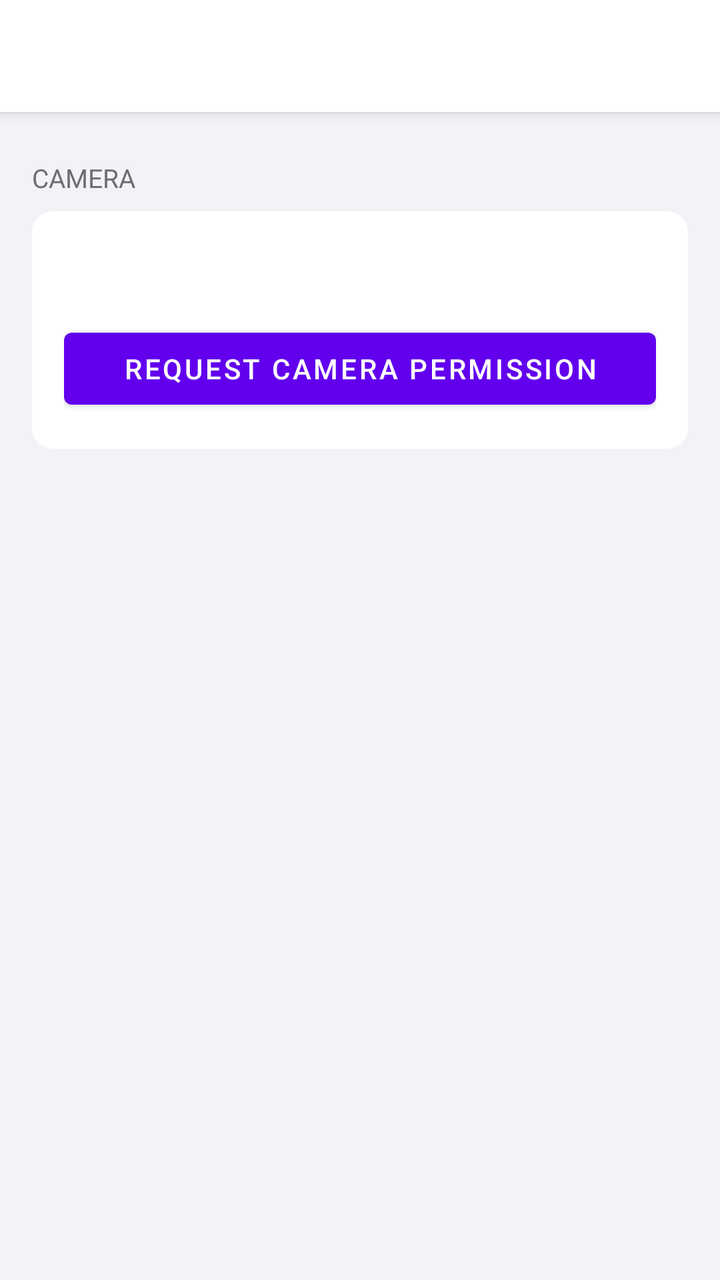
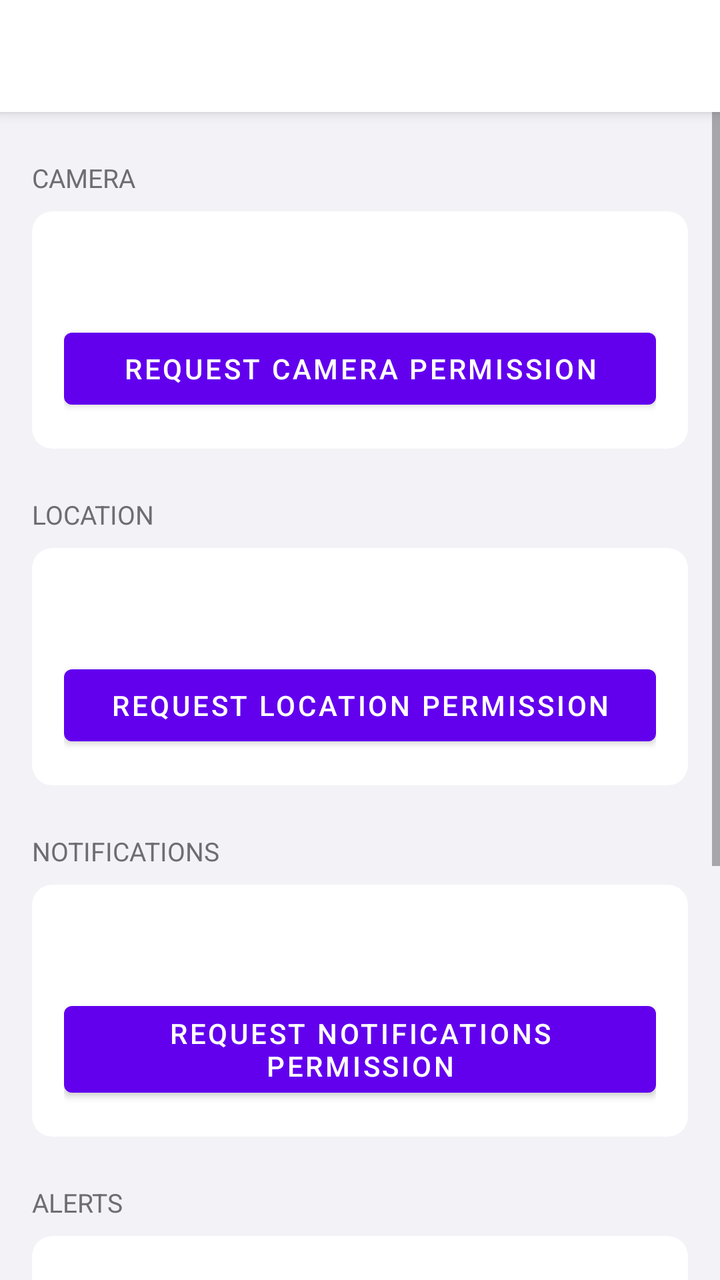

Before-and-after screenshots of an Android layout around one commit, followed by the original layout XML and the change that was made.
<!-- AndroidManifest.xml: application theme Theme.Playground -->
<!-- res/layout/activity_permissions.xml -->
<?xml version="1.0" encoding="utf-8"?>
<androidx.coordinatorlayout.widget.CoordinatorLayout
    xmlns:android="http://schemas.android.com/apk/res/android"
    xmlns:app="http://schemas.android.com/apk/res-auto"
    android:layout_width="match_parent"
    android:layout_height="match_parent"
    android:fitsSystemWindows="true">

    <com.google.android.material.appbar.AppBarLayout
        android:layout_width="match_parent"
        android:layout_height="wrap_content"
        android:fitsSystemWindows="true">
        <com.google.android.material.appbar.MaterialToolbar
            android:id="@+id/toolbar"
            android:layout_width="match_parent"
            android:layout_height="?attr/actionBarSize"
            style="@style/Widget.Playground.Toolbar" />
    </com.google.android.material.appbar.AppBarLayout>

    <ScrollView
        android:layout_width="match_parent"
        android:layout_height="match_parent"
        android:background="#F2F2F7"
        app:layout_behavior="@string/appbar_scrolling_view_behavior">

        <LinearLayout
            android:layout_width="match_parent"
            android:layout_height="wrap_content"
            android:orientation="vertical"
            android:paddingStart="16dp"
            android:paddingEnd="16dp"
            android:paddingBottom="32dp">

            <TextView
                android:layout_width="match_parent"
                android:layout_height="wrap_content"
                android:text="Camera"
                android:textSize="13sp"
                android:textColor="#6D6D72"
                android:textAllCaps="true"
                android:paddingTop="24dp"
                android:paddingBottom="8dp" />

            <androidx.cardview.widget.CardView
                android:layout_width="match_parent"
                android:layout_height="wrap_content"
                app:cardCornerRadius="10dp"
                app:cardElevation="0dp"
                app:cardBackgroundColor="#FFFFFF">

                <LinearLayout
                    android:layout_width="match_parent"
                    android:layout_height="wrap_content"
                    android:orientation="vertical"
                    android:padding="16dp">

                    <TextView
                        android:id="@+id/camera_permission_status"
                        android:layout_width="match_parent"
                        android:layout_height="wrap_content"
                        android:textSize="17sp"
                        android:textColor="#000000"
                        android:paddingBottom="16dp"
                        android:contentDescription="camera_permission_status" />

                    <Button
                        android:id="@+id/request_camera_permission_button"
                        android:layout_width="match_parent"
                        android:layout_height="wrap_content"
                        android:text="Request Camera Permission"
                        android:contentDescription="request_camera_permission_button" />

                </LinearLayout>
            </androidx.cardview.widget.CardView>

        </LinearLayout>
    </ScrollView>

</androidx.coordinatorlayout.widget.CoordinatorLayout>
<!-- resources referenced by this layout -->
<resources>
  <style name="Widget.Playground.Toolbar" parent="Widget.MaterialComponents.Toolbar">
          <item name="android:background">?attr/colorSurface</item>
      </style>
  <style name="Theme.Playground" parent="Theme.MaterialComponents.Light.NoActionBar" />
</resources>

<!-- the commit's change to res/layout/activity_permissions.xml (unified diff, before → after) -->
@@ -73,6 +73,160 @@
                 </LinearLayout>
             </androidx.cardview.widget.CardView>
 
+            <TextView
+                android:layout_width="match_parent"
+                android:layout_height="wrap_content"
+                android:text="Location"
+                android:textSize="13sp"
+                android:textColor="#6D6D72"
+                android:textAllCaps="true"
+                android:paddingTop="24dp"
+                android:paddingBottom="8dp" />
+
+            <androidx.cardview.widget.CardView
+                android:layout_width="match_parent"
+                android:layout_height="wrap_content"
+                app:cardCornerRadius="10dp"
+                app:cardElevation="0dp"
+                app:cardBackgroundColor="#FFFFFF">
+
+                <LinearLayout
+                    android:layout_width="match_parent"
+                    android:layout_height="wrap_content"
+                    android:orientation="vertical"
+                    android:padding="16dp">
+
+                    <TextView
+                        android:id="@+id/location_permission_status"
+                        android:layout_width="match_parent"
+                        android:layout_height="wrap_content"
+                        android:textSize="17sp"
+                        android:textColor="#000000"
+                        android:paddingBottom="16dp"
+                        android:contentDescription="location_permission_status" />
+
+                    <Button
+                        android:id="@+id/request_location_permission_button"
+                        android:layout_width="match_parent"
+                        android:layout_height="wrap_content"
+                        android:text="Request Location Permission"
+                        android:contentDescription="request_location_permission_button" />
+
+                </LinearLayout>
+            </androidx.cardview.widget.CardView>
+
+            <TextView
+                android:layout_width="match_parent"
+                android:layout_height="wrap_content"
+                android:text="Notifications"
+                android:textSize="13sp"
+                android:textColor="#6D6D72"
+                android:textAllCaps="true"
+                android:paddingTop="24dp"
+                android:paddingBottom="8dp" />
+
+            <androidx.cardview.widget.CardView
+                android:layout_width="match_parent"
+                android:layout_height="wrap_content"
+                app:cardCornerRadius="10dp"
+                app:cardElevation="0dp"
+                app:cardBackgroundColor="#FFFFFF">
+
+                <LinearLayout
+                    android:layout_width="match_parent"
+                    android:layout_height="wrap_content"
+                    android:orientation="vertical"
+                    android:padding="16dp">
+
+                    <TextView
+                        android:id="@+id/notifications_permission_status"
+                        android:layout_width="match_parent"
+                        android:layout_height="wrap_content"
+                        android:textSize="17sp"
+                        android:textColor="#000000"
+                        android:paddingBottom="16dp"
+                        android:contentDescription="notifications_permission_status" />
+
+                    <Button
+                        android:id="@+id/request_notifications_permission_button"
+                        android:layout_width="match_parent"
+                        android:layout_height="wrap_content"
+                        android:text="Request Notifications Permission"
+                        android:contentDescription="request_notifications_permission_button" />
+
+                </LinearLayout>
+            </androidx.cardview.widget.CardView>
+
+            <TextView
+                android:layout_width="match_parent"
+                android:layout_height="wrap_content"
+                android:text="Alerts"
+                android:textSize="13sp"
+                android:textColor="#6D6D72"
+                android:textAllCaps="true"
+                android:paddingTop="24dp"
+                android:paddingBottom="8dp" />
+
+            <androidx.cardview.widget.CardView
+                android:layout_width="match_parent"
+                android:layout_height="wrap_content"
+                app:cardCornerRadius="10dp"
+                app:cardElevation="0dp"
+                app:cardBackgroundColor="#FFFFFF">
+
+                <LinearLayout
+                    android:layout_width="match_parent"
+                    android:layout_height="wrap_content"
+                    android:orientation="vertical"
+                    android:padding="16dp">
+
+                    <TextView
+                        android:id="@+id/alert_result"
+                        android:layout_width="match_parent"
+                        android:layout_height="wrap_content"
+                        android:textSize="17sp"
+                        android:textColor="#000000"
+                        android:paddingBottom="16dp"
+                        android:contentDescription="alert_result" />
+
+                    <Button
+                        android:id="@+id/show_simple_alert_button"
+                        android:layout_width="match_parent"
+                        android:layout_height="wrap_content"
+                        android:text="Show Simple Alert"
+                        android:contentDescription="show_simple_alert_button" />
+
+                    <Button
+                        android:id="@+id/show_confirm_alert_button"
+                        android:layout_width="match_parent"
+                        android:layout_height="wrap_content"
+                        android:text="Show Confirm Alert"
+                        android:contentDescription="show_confirm_alert_button" />
+
+                    <Button
+                        android:id="@+id/show_three_button_alert_button"
+                        android:layout_width="match_parent"
+                        android:layout_height="wrap_content"
+                        android:text="Show Three Button Alert"
+                        android:contentDescription="show_three_button_alert_button" />
+
+                    <Button
+                        android:id="@+id/show_prompt_alert_button"
+                        android:layout_width="match_parent"
+                        android:layout_height="wrap_content"
+                        android:text="Show Prompt Alert"
+                        android:contentDescription="show_prompt_alert_button" />
+
+                    <Button
+                        android:id="@+id/show_delayed_alert_button"
+                        android:layout_width="match_parent"
+                        android:layout_height="wrap_content"
+                        android:text="Show Alert in 2 Seconds"
+                        android:contentDescription="show_delayed_alert_button" />
+
+                </LinearLayout>
+            </androidx.cardview.widget.CardView>
+
         </LinearLayout>
     </ScrollView>
 
